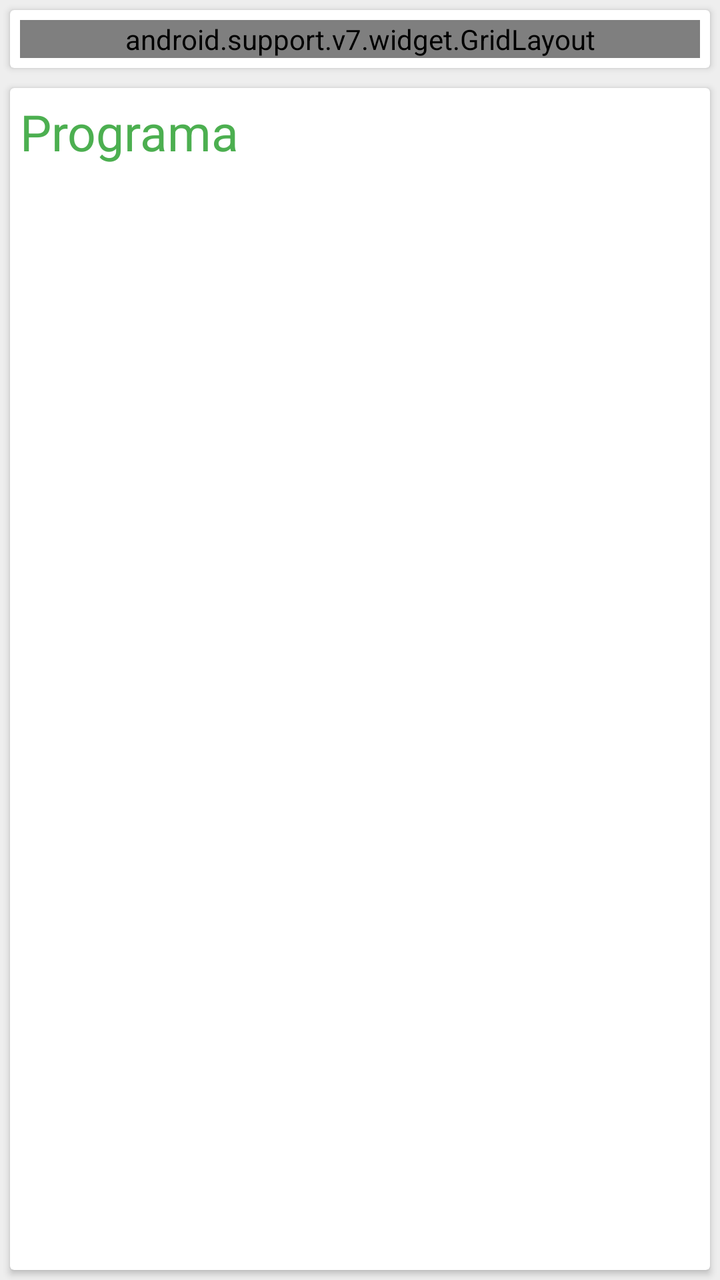
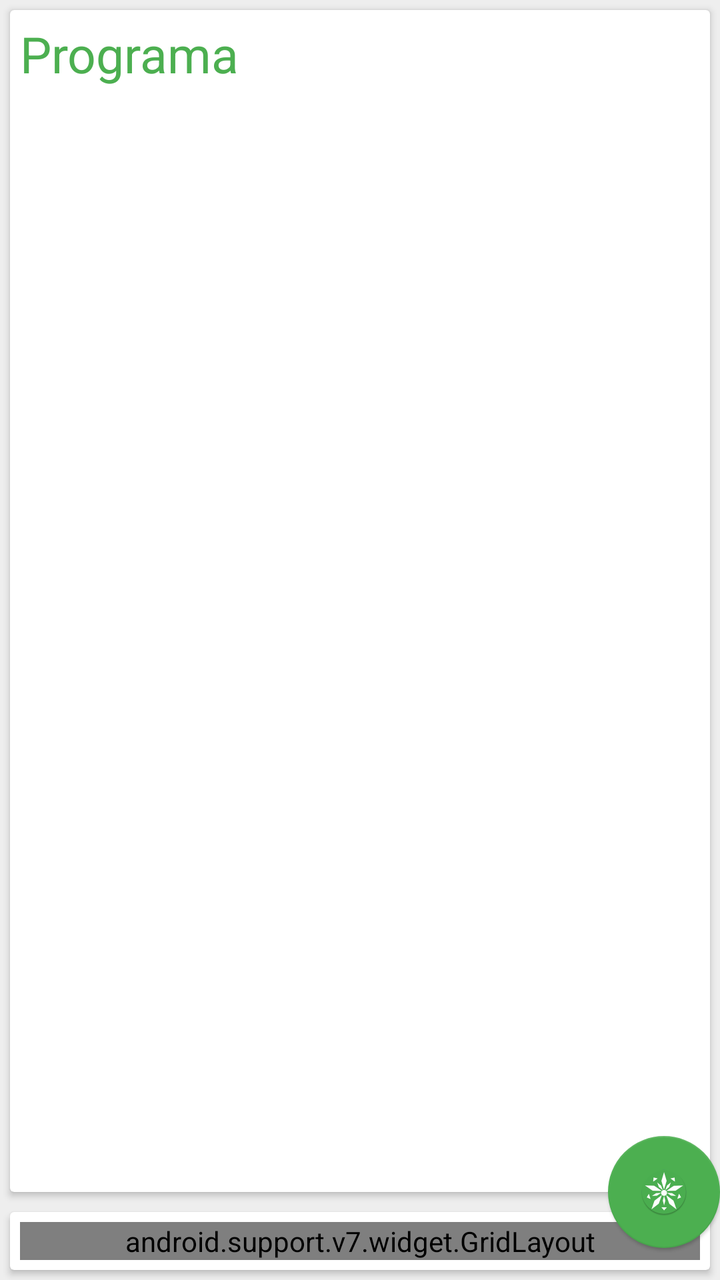

Compare the two renders of this Android layout. The source of the first and the diff that turns it into the second are given below.
<!-- AndroidManifest.xml: application theme AppTheme -->
<!-- res/layout/degree_class_fragment.xml -->
<LinearLayout xmlns:android="http://schemas.android.com/apk/res/android"
    xmlns:app="http://schemas.android.com/apk/res-auto"
    xmlns:tools="http://schemas.android.com/tools"
    android:layout_width="match_parent"
    android:layout_height="match_parent"
    android:orientation="vertical"
    tools:context="pt.cmg.sweranker.degrees.DegreeClassFragment"
    android:background="@color/darkerBackground">

    <android.support.v7.widget.CardView
        android:layout_width="match_parent"
        android:layout_height="wrap_content"
        android:layout_margin="@dimen/card_margin"
        app:contentPadding="@dimen/card_inner_padding">

        <android.support.v7.widget.GridLayout xmlns:grid="http://schemas.android.com/apk/res-auto"
            android:layout_width="match_parent"
            android:layout_height="match_parent"
            app:columnCount="4"
            app:rowCount="2">

            <TextView
                android:id="@+id/textView2"
                android:layout_width="wrap_content"
                android:layout_height="wrap_content"
                app:layout_column="0"
                app:layout_row="0"
                grid:layout_columnWeight="0"
                android:text="@string/year"
                android:textSize="@dimen/degree_class_list_item_size"
                android:textColor="@color/colorPrimary" />

            <TextView
                android:id="@+id/year"
                android:layout_width="wrap_content"
                android:layout_height="wrap_content"
                android:layout_alignParentStart="true"
                android:layout_alignParentTop="true"
                android:gravity="center_horizontal"
                android:text="5"
                app:layout_column="1"
                app:layout_row="0"
                grid:layout_columnWeight="2"
                android:textSize="@dimen/degree_class_list_item_size"
                grid:layout_gravity="fill_horizontal" />

            <TextView
                android:id="@+id/textView3"
                android:layout_width="wrap_content"
                android:layout_height="wrap_content"
                android:text="@string/semester"
                app:layout_column="2"
                app:layout_row="0"
                grid:layout_columnWeight="0"
                android:textSize="@dimen/degree_class_list_item_size"
                android:textColor="@color/colorPrimary" />

            <TextView
                android:id="@+id/semester"
                android:layout_width="wrap_content"
                android:layout_height="wrap_content"
                android:layout_alignParentRight="true"
                android:gravity="center_horizontal"
                android:text="2"
                app:layout_column="3"
                app:layout_row="0"
                grid:layout_columnWeight="2"
                android:textSize="@dimen/degree_class_list_item_size"
                grid:layout_gravity="fill_horizontal" />

            <TextView
                android:id="@+id/textView4"
                android:layout_width="wrap_content"
                android:layout_height="wrap_content"
                android:text="@string/ects"
                app:layout_column="0"
                app:layout_row="1"
                grid:layout_columnWeight="0"
                android:textSize="@dimen/degree_class_list_item_size"
                android:textColor="@color/colorPrimary" />

            <TextView
                android:id="@+id/ects"
                android:layout_width="wrap_content"
                android:layout_height="wrap_content"
                android:layout_alignParentLeft="true"
                android:layout_below="@+id/year"
                android:gravity="center_horizontal"
                android:text="6"
                app:layout_column="1"
                app:layout_row="1"
                grid:layout_columnWeight="2"
                android:textSize="@dimen/degree_class_list_item_size"
                grid:layout_gravity="fill_horizontal" />

            <TextView
                android:id="@+id/textView5"
                android:layout_width="wrap_content"
                android:layout_height="wrap_content"
                android:text="@string/optional"
                app:layout_column="2"
                app:layout_row="1"
                grid:layout_columnWeight="0"
                android:textSize="@dimen/degree_class_list_item_size"
                android:textColor="@color/colorPrimary" />

            <TextView
                android:id="@+id/optional"
                android:layout_width="wrap_content"
                android:layout_height="wrap_content"
                android:layout_alignParentRight="true"
                android:layout_below="@+id/semester"
                android:gravity="center_horizontal"
                android:text="No"
                app:layout_column="3"
                app:layout_row="1"
                grid:layout_columnWeight="2"
                android:textSize="@dimen/degree_class_list_item_size"
                grid:layout_gravity="fill_horizontal" />

        </android.support.v7.widget.GridLayout>
    </android.support.v7.widget.CardView>

    <android.support.v7.widget.CardView
        android:layout_width="match_parent"
        android:layout_height="0px"
        android:layout_margin="@dimen/card_margin"
        android:layout_weight="3"
        android:visibility="gone"
        app:contentPadding="@dimen/card_inner_padding">

        <LinearLayout
            android:layout_width="match_parent"
            android:layout_height="wrap_content"
            android:orientation="vertical">

            <TextView
                android:id="@+id/class_description_label"
                android:layout_width="match_parent"
                android:layout_height="wrap_content"
                android:text="@string/description"
                android:textColor="@color/colorPrimary"
                android:textSize="@dimen/degree_class_title_size" />

            <android.support.v4.widget.NestedScrollView
                android:layout_width="match_parent"
                android:layout_height="match_parent">

                <TextView
                    android:id="@+id/class_description_text"
                    android:layout_width="match_parent"
                    android:layout_height="wrap_content"
                    android:textSize="@dimen/degree_class_list_item_size" />


            </android.support.v4.widget.NestedScrollView>

        </LinearLayout>

    </android.support.v7.widget.CardView>

    <android.support.v7.widget.CardView
        android:layout_width="match_parent"
        android:layout_height="0px"
        android:layout_margin="@dimen/card_margin"
        android:layout_weight="5"
        app:contentPadding="@dimen/card_inner_padding">

        <LinearLayout
            android:layout_width="match_parent"
            android:layout_height="match_parent"
            android:orientation="vertical">

            <TextView
                android:id="@+id/class_curriculum"
                android:layout_width="match_parent"
                android:layout_height="wrap_content"
                android:text="@string/program"
                android:textSize="@dimen/degree_class_title_size"
                android:paddingBottom="@dimen/degree_class_title_botttom_padding"
                android:textColor="@color/colorPrimary" />

            <android.support.v7.widget.RecyclerView
                android:id="@+id/degree_program_list"
                android:layout_width="match_parent"
                android:layout_height="match_parent" />

        </LinearLayout>
    </android.support.v7.widget.CardView>

</LinearLayout>
<!-- resources referenced by this layout -->
<resources>
  <color name="colorPrimary">#4caf50</color>
  <color name="darkerBackground">#eeeeee</color>
  <dimen name="card_inner_padding">5dp</dimen>
  <dimen name="card_margin">5dp</dimen>
  <dimen name="degree_class_list_item_size">17dp</dimen>
  <dimen name="degree_class_title_botttom_padding">7dp</dimen>
  <dimen name="degree_class_title_size">25dp</dimen>
  <string name="description">Descrição</string>
  <string name="ects">ECTS</string>
  <string name="optional">Opcional</string>
  <string name="program">Programa</string>
  <string name="semester">Semestre</string>
  <string name="year">Ano</string>
  <style name="AppTheme" parent="Theme.AppCompat.Light.NoActionBar">
          <item name="colorPrimary">@color/colorPrimary</item>
          <item name="colorPrimaryDark">@color/colorPrimaryDark</item>
          <item name="colorAccent">@color/colorAccent</item>
      </style>
  <color name="colorPrimaryDark">#388e3c</color>
  <color name="colorAccent">#ffffff</color>
</resources>

<!-- the commit's change to res/layout/degree_class_fragment.xml (unified diff, before → after) -->
@@ -1,191 +1,176 @@
-<LinearLayout xmlns:android="http://schemas.android.com/apk/res/android"
+<android.support.design.widget.CoordinatorLayout xmlns:android="http://schemas.android.com/apk/res/android"
     xmlns:app="http://schemas.android.com/apk/res-auto"
     xmlns:tools="http://schemas.android.com/tools"
     android:layout_width="match_parent"
-    android:layout_height="match_parent"
-    android:orientation="vertical"
-    tools:context="pt.cmg.sweranker.degrees.DegreeClassFragment"
-    android:background="@color/darkerBackground">
+    android:layout_height="match_parent">
 
-    <android.support.v7.widget.CardView
+    <android.support.design.widget.FloatingActionButton
+        android:id="@+id/floatingActionButton"
         android:layout_width="match_parent"
         android:layout_height="wrap_content"
-        android:layout_margin="@dimen/card_margin"
-        app:contentPadding="@dimen/card_inner_padding">
+        android:clickable="true"
+        android:scaleType="center"
+        app:backgroundTint="@color/colorPrimary"
+        app:elevation="1dp"
+        app:fabSize="normal"
+        app:layout_anchor="@+id/class_list"
+        app:layout_anchorGravity="bottom|right"
+        app:srcCompat="@drawable/swe_ranker_logo_round" />
 
-        <android.support.v7.widget.GridLayout xmlns:grid="http://schemas.android.com/apk/res-auto"
+    <LinearLayout
+        android:layout_width="match_parent"
+        android:layout_height="match_parent"
+        android:orientation="vertical"
+        tools:context="pt.cmg.sweranker.degrees.DegreeClassFragment"
+        android:background="@color/darkerBackground">
+
+
+        <android.support.v7.widget.CardView
+            android:id="@+id/class_list"
             android:layout_width="match_parent"
-            android:layout_height="match_parent"
-            app:columnCount="4"
-            app:rowCount="2">
+            android:layout_height="0px"
+            android:layout_margin="@dimen/card_margin"
+            android:layout_weight="5"
+            app:contentPadding="@dimen/card_inner_padding">
 
-            <TextView
-                android:id="@+id/textView2"
-                android:layout_width="wrap_content"
-                android:layout_height="wrap_content"
-                app:layout_column="0"
-                app:layout_row="0"
-                grid:layout_columnWeight="0"
-                android:text="@string/year"
-                android:textSize="@dimen/degree_class_list_item_size"
-                android:textColor="@color/colorPrimary" />
+            <LinearLayout
+                android:layout_width="match_parent"
+                android:layout_height="match_parent"
+                android:orientation="vertical">
 
-            <TextView
-                android:id="@+id/year"
-                android:layout_width="wrap_content"
-                android:layout_height="wrap_content"
-                android:layout_alignParentStart="true"
-                android:layout_alignParentTop="true"
-                android:gravity="center_horizontal"
-                android:text="5"
-                app:layout_column="1"
-                app:layout_row="0"
-                grid:layout_columnWeight="2"
-                android:textSize="@dimen/degree_class_list_item_size"
-                grid:layout_gravity="fill_horizontal" />
+                <TextView
+                    android:id="@+id/class_curriculum"
+                    android:layout_width="match_parent"
+                    android:layout_height="wrap_content"
+                    android:paddingBottom="@dimen/degree_class_title_botttom_padding"
+                    android:text="@string/program"
+                    android:textColor="@color/colorPrimary"
+                    android:textSize="@dimen/degree_class_title_size" />
 
-            <TextView
-                android:id="@+id/textView3"
-                android:layout_width="wrap_content"
-                android:layout_height="wrap_content"
-                android:text="@string/semester"
-                app:layout_column="2"
-                app:layout_row="0"
-                grid:layout_columnWeight="0"
-                android:textSize="@dimen/degree_class_list_item_size"
-                android:textColor="@color/colorPrimary" />
+                <android.support.v7.widget.RecyclerView
+                    android:id="@+id/degree_program_list"
+                    android:layout_width="match_parent"
+                    android:layout_height="match_parent" />
 
-            <TextView
-                android:id="@+id/semester"
-                android:layout_width="wrap_content"
-                android:layout_height="wrap_content"
-                android:layout_alignParentRight="true"
-                android:gravity="center_horizontal"
-                android:text="2"
-                app:layout_column="3"
-                app:layout_row="0"
-                grid:layout_columnWeight="2"
-                android:textSize="@dimen/degree_class_list_item_size"
-                grid:layout_gravity="fill_horizontal" />
+            </LinearLayout>
+        </android.support.v7.widget.CardView>
 
-            <TextView
-                android:id="@+id/textView4"
-                android:layout_width="wrap_content"
-                android:layout_height="wrap_content"
-                android:text="@string/ects"
-                app:layout_column="0"
-                app:layout_row="1"
-                grid:layout_columnWeight="0"
-                android:textSize="@dimen/degree_class_list_item_size"
-                android:textColor="@color/colorPrimary" />
-
-            <TextView
-                android:id="@+id/ects"
-                android:layout_width="wrap_content"
-                android:layout_height="wrap_content"
-                android:layout_alignParentLeft="true"
-                android:layout_below="@+id/year"
-                android:gravity="center_horizontal"
-                android:text="6"
-                app:layout_column="1"
-                app:layout_row="1"
-                grid:layout_columnWeight="2"
-                android:textSize="@dimen/degree_class_list_item_size"
-                grid:layout_gravity="fill_horizontal" />
-
-            <TextView
-                android:id="@+id/textView5"
-                android:layout_width="wrap_content"
-                android:layout_height="wrap_content"
-                android:text="@string/optional"
-                app:layout_column="2"
-                app:layout_row="1"
-                grid:layout_columnWeight="0"
-                android:textSize="@dimen/degree_class_list_item_size"
-                android:textColor="@color/colorPrimary" />
-
-            <TextView
-                android:id="@+id/optional"
-                android:layout_width="wrap_content"
-                android:layout_height="wrap_content"
-                android:layout_alignParentRight="true"
-                android:layout_below="@+id/semester"
-                android:gravity="center_horizontal"
-                android:text="No"
-                app:layout_column="3"
-                app:layout_row="1"
-                grid:layout_columnWeight="2"
-                android:textSize="@dimen/degree_class_list_item_size"
-                grid:layout_gravity="fill_horizontal" />
-
-        </android.support.v7.widget.GridLayout>
-    </android.support.v7.widget.CardView>
-
-    <android.support.v7.widget.CardView
-        android:layout_width="match_parent"
-        android:layout_height="0px"
-        android:layout_margin="@dimen/card_margin"
-        android:layout_weight="3"
-        android:visibility="gone"
-        app:contentPadding="@dimen/card_inner_padding">
-
-        <LinearLayout
+        <android.support.v7.widget.CardView
+            android:id="@+id/class_info"
             android:layout_width="match_parent"
             android:layout_height="wrap_content"
-            android:orientation="vertical">
+            android:layout_margin="@dimen/card_margin"
+            app:contentPadding="@dimen/card_inner_padding">
 
-            <TextView
-                android:id="@+id/class_description_label"
+            <android.support.v7.widget.GridLayout xmlns:grid="http://schemas.android.com/apk/res-auto"
                 android:layout_width="match_parent"
-                android:layout_height="wrap_content"
-                android:text="@string/description"
-                android:textColor="@color/colorPrimary"
-                android:textSize="@dimen/degree_class_title_size" />
-
-            <android.support.v4.widget.NestedScrollView
-                android:layout_width="match_parent"
-                android:layout_height="match_parent">
+                android:layout_height="match_parent"
+                app:columnCount="4"
+                app:rowCount="2">
 
                 <TextView
-                    android:id="@+id/class_description_text"
-                    android:layout_width="match_parent"
+                    android:id="@+id/textView2"
+                    android:layout_width="wrap_content"
                     android:layout_height="wrap_content"
-                    android:textSize="@dimen/degree_class_list_item_size" />
+                    android:text="@string/year"
+                    android:textColor="@color/colorPrimary"
+                    android:textSize="@dimen/degree_class_subtitle_size"
+                    app:layout_column="0"
+                    app:layout_row="0"
+                    grid:layout_columnWeight="0" />
 
+                <TextView
+                    android:id="@+id/year"
+                    android:layout_width="wrap_content"
+                    android:layout_height="wrap_content"
+                    android:layout_alignParentStart="true"
+                    android:layout_alignParentTop="true"
+                    android:gravity="center_horizontal"
+                    android:text="5"
+                    android:textSize="@dimen/degree_class_subtitle_size"
+                    app:layout_column="1"
+                    app:layout_row="0"
+                    grid:layout_columnWeight="2"
+                    grid:layout_gravity="fill_horizontal" />
 
-            </android.support.v4.widget.NestedScrollView>
+                <TextView
+                    android:id="@+id/textView3"
+                    android:layout_width="wrap_content"
+                    android:layout_height="wrap_content"
+                    android:text="@string/semester"
+                    android:textColor="@color/colorPrimary"
+                    android:textSize="@dimen/degree_class_subtitle_size"
+                    app:layout_column="2"
+                    app:layout_row="0"
+                    grid:layout_columnWeight="0" />
 
-        </LinearLayout>
+                <TextView
+                    android:id="@+id/semester"
+                    android:layout_width="wrap_content"
+                    android:layout_height="wrap_content"
+                    android:layout_alignParentRight="true"
+                    android:gravity="center_horizontal"
+                    android:text="2"
+                    android:textSize="@dimen/degree_class_subtitle_size"
+                    app:layout_column="3"
+                    app:layout_row="0"
+                    grid:layout_columnWeight="2"
+                    grid:layout_gravity="fill_horizontal" />
 
-    </android.support.v7.widget.CardView>
+                <TextView
+                    android:id="@+id/textView4"
+                    android:layout_width="wrap_content"
+                    android:layout_height="wrap_content"
+                    android:text="@string/ects"
+                    android:textColor="@color/colorPrimary"
+                    android:textSize="@dimen/degree_class_subtitle_size"
+                    app:layout_column="0"
+                    app:layout_row="1"
+                    grid:layout_columnWeight="0" />
 
-    <android.support.v7.widget.CardView
-        android:layout_width="match_parent"
-        android:layout_height="0px"
-        android:layout_margin="@dimen/card_margin"
-        android:layout_weight="5"
-        app:contentPadding="@dimen/card_inner_padding">
+                <TextView
+                    android:id="@+id/ects"
+                    android:layout_width="wrap_content"
+                    android:layout_height="wrap_content"
+                    android:layout_alignParentLeft="true"
+                    android:layout_below="@+id/year"
+                    android:gravity="center_horizontal"
+                    android:text="6"
+                    android:textSize="@dimen/degree_class_subtitle_size"
+                    app:layout_column="1"
+                    app:layout_row="1"
+                    grid:layout_columnWeight="2"
+                    grid:layout_gravity="fill_horizontal" />
 
-        <LinearLayout
-            android:layout_width="match_parent"
-            android:layout_height="match_parent"
-            android:orientation="vertical">
+                <TextView
+                    android:id="@+id/textView5"
+                    android:layout_width="wrap_content"
+                    android:layout_height="wrap_content"
+                    android:text="@string/optional"
+                    android:textColor="@color/colorPrimary"
+                    android:textSize="@dimen/degree_class_subtitle_size"
+                    app:layout_column="2"
+                    app:layout_row="1"
+                    grid:layout_columnWeight="0" />
 
-            <TextView
-                android:id="@+id/class_curriculum"
-                android:layout_width="match_parent"
-                android:layout_height="wrap_content"
-                android:text="@string/program"
-                android:textSize="@dimen/degree_class_title_size"
-                android:paddingBottom="@dimen/degree_class_title_botttom_padding"
-                android:textColor="@color/colorPrimary" />
+                <TextView
+                    android:id="@+id/optional"
+                    android:layout_width="wrap_content"
+                    android:layout_height="wrap_content"
+                    android:layout_alignParentRight="true"
+                    android:layout_below="@+id/semester"
+                    android:gravity="center_horizontal"
+                    android:text="No"
+                    android:textSize="@dimen/degree_class_subtitle_size"
+                    app:layout_column="3"
+                    app:layout_row="1"
+                    grid:layout_columnWeight="2"
+                    grid:layout_gravity="fill_horizontal" />
 
-            <android.support.v7.widget.RecyclerView
-                android:id="@+id/degree_program_list"
-                android:layout_width="match_parent"
-                android:layout_height="match_parent" />
+            </android.support.v7.widget.GridLayout>
+        </android.support.v7.widget.CardView>
 
-        </LinearLayout>
-    </android.support.v7.widget.CardView>
+        
 
-</LinearLayout>
+    </LinearLayout>
+</android.support.design.widget.CoordinatorLayout>
<!-- resource entries referenced after the edit -->
@@ -4,10 +4,10 @@
   <color name="darkerBackground">#eeeeee</color>
   <dimen name="card_inner_padding">5dp</dimen>
   <dimen name="card_margin">5dp</dimen>
-  <dimen name="degree_class_list_item_size">17dp</dimen>
+  <dimen name="degree_class_subtitle_size">20dp</dimen>
   <dimen name="degree_class_title_botttom_padding">7dp</dimen>
   <dimen name="degree_class_title_size">25dp</dimen>
-  <string name="description">Descrição</string>
+  <!-- drawable swe_ranker_logo_round: png bitmap (drawable, 21504 bytes) -->
   <string name="ects">ECTS</string>
   <string name="optional">Opcional</string>
   <string name="program">Programa</string>
